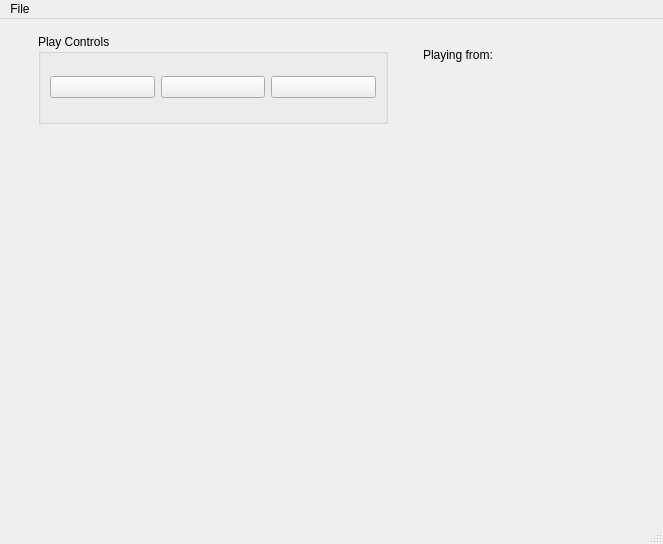
First picture: the form in scorer_gui/obj_scorer_ui.ui, repository NeuroNetMem/score, before the edit.
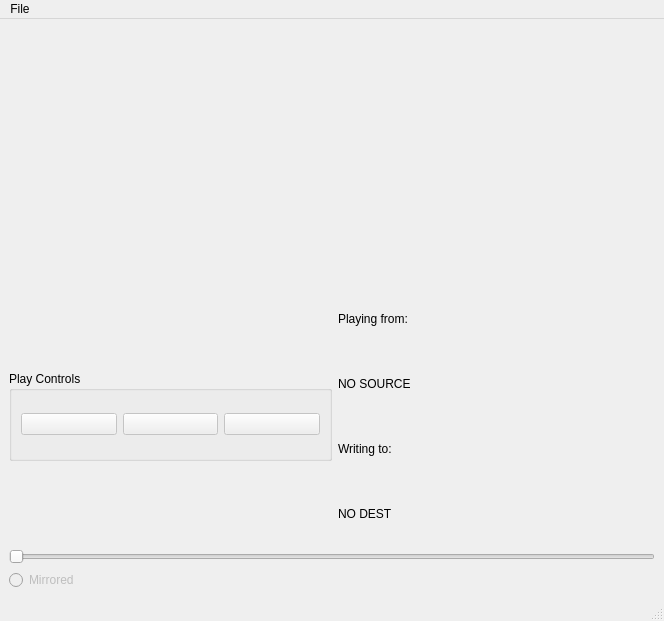
Second picture: the form after the edit. Icons and pictures are not drawn. Custom widgets are drawn as their Qt base class.

```diff
--- a/scorer_gui/obj_scorer_ui.ui
+++ b/scorer_gui/obj_scorer_ui.ui
@@ -6,14 +6,14 @@
    <rect>
     <x>0</x>
     <y>0</y>
-    <width>663</width>
-    <height>544</height>
+    <width>664</width>
+    <height>621</height>
    </rect>
   </property>
   <property name="minimumSize">
    <size>
-    <width>647</width>
-    <height>500</height>
+    <width>664</width>
+    <height>540</height>
    </size>
   </property>
   <property name="windowTitle">
@@ -53,6 +53,9 @@
         <layout class="QHBoxLayout" name="horizontalLayout">
          <item>
           <widget class="QPushButton" name="playButton">
+           <property name="enabled">
+            <bool>false</bool>
+           </property>
            <property name="text">
             <string/>
            </property>
@@ -73,6 +76,9 @@
          </item>
          <item>
           <widget class="QPushButton" name="pauseButton">
+           <property name="enabled">
+            <bool>false</bool>
+           </property>
            <property name="text">
             <string/>
            </property>
@@ -92,7 +98,10 @@
           </widget>
          </item>
          <item>
-          <widget class="QPushButton" name="pauseButton_2">
+          <widget class="QPushButton" name="stopButton">
+           <property name="enabled">
+            <bool>false</bool>
+           </property>
            <property name="text">
             <string/>
            </property>
@@ -138,7 +147,21 @@
            </size>
           </property>
           <property name="text">
-           <string/>
+           <string>NO SOURCE</string>
+          </property>
+         </widget>
+        </item>
+        <item>
+         <widget class="QLabel" name="label_2">
+          <property name="text">
+           <string>Writing to:</string>
+          </property>
+         </widget>
+        </item>
+        <item>
+         <widget class="QLabel" name="destLabel">
+          <property name="text">
+           <string>NO DEST</string>
           </property>
          </widget>
         </item>
@@ -147,17 +170,21 @@
      </layout>
     </item>
     <item>
-     <spacer name="verticalSpacer">
+     <widget class="QSlider" name="videoInSlides">
       <property name="orientation">
-       <enum>Qt::Vertical</enum>
+       <enum>Qt::Horizontal</enum>
       </property>
-      <property name="sizeHint" stdset="0">
-       <size>
-        <width>20</width>
-        <height>1</height>
-       </size>
+     </widget>
+    </item>
+    <item>
+     <widget class="QRadioButton" name="mirroredButton">
+      <property name="enabled">
+       <bool>false</bool>
       </property>
-     </spacer>
+      <property name="text">
+       <string>Mirrored</string>
+      </property>
+     </widget>
     </item>
    </layout>
   </widget>
@@ -166,7 +193,7 @@
     <rect>
      <x>0</x>
      <y>0</y>
-     <width>663</width>
+     <width>664</width>
      <height>22</height>
     </rect>
    </property>
```
Left out of the diff: 25 changed lines with no effect on the pictures.
